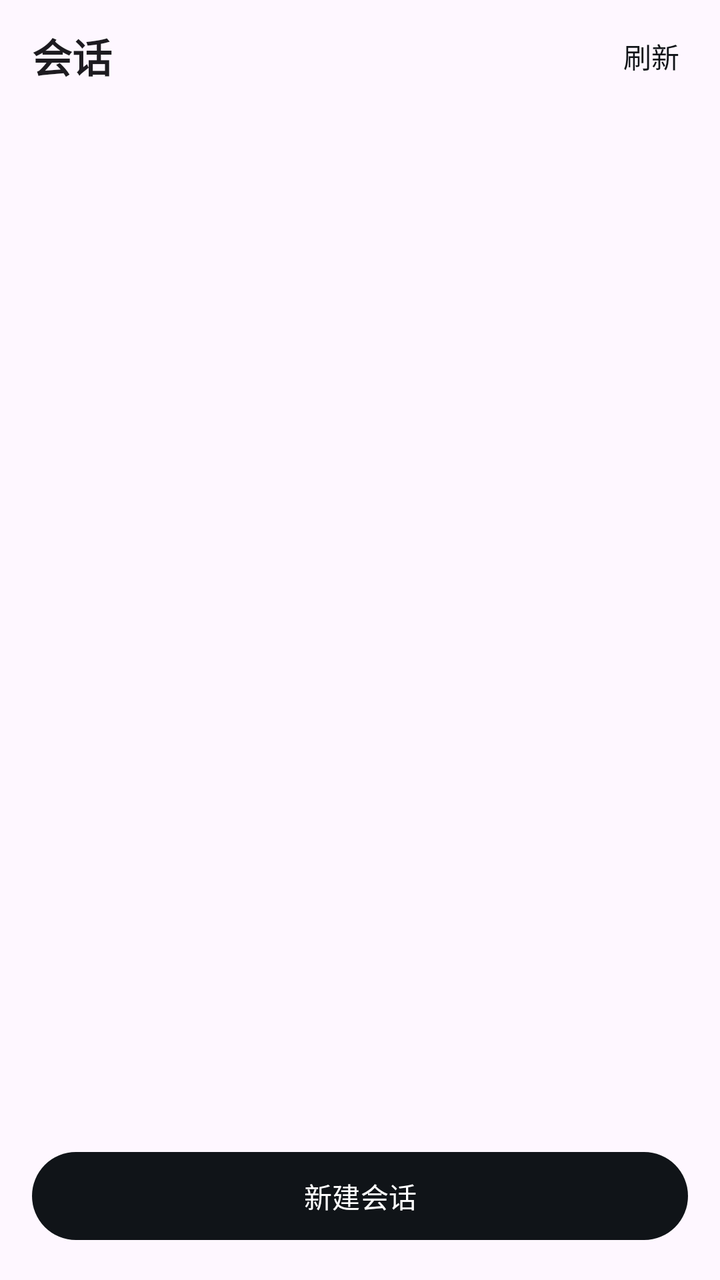
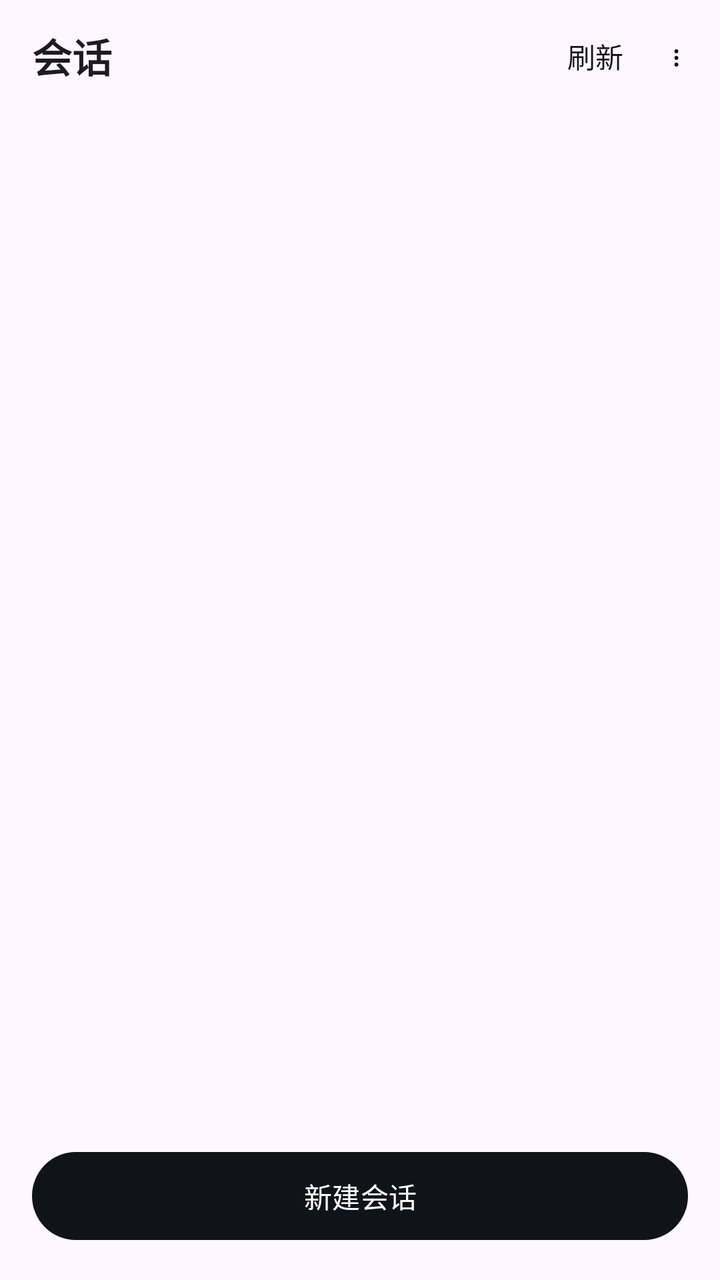

Compare the two renders of this Android layout. The source of the first and the diff that turns it into the second are given below.
<!-- AndroidManifest.xml: application theme Theme.DshPostapi -->
<!-- res/layout/activity_compat_sessions.xml -->
<?xml version="1.0" encoding="utf-8"?>
<LinearLayout xmlns:android="http://schemas.android.com/apk/res/android"
    android:layout_width="match_parent"
    android:layout_height="match_parent"
    android:orientation="vertical"
    android:background="?android:attr/colorBackground">

    
    <LinearLayout
        android:layout_width="match_parent"
        android:layout_height="56dp"
        android:orientation="horizontal"
        android:gravity="center_vertical"
        android:paddingStart="16dp"
        android:paddingEnd="8dp">

        <TextView
            android:layout_width="0dp"
            android:layout_height="wrap_content"
            android:layout_weight="1"
            android:text="@string/compat_sessions_title"
            android:textSize="20sp"
            android:textStyle="bold"
            android:textColor="?android:attr/textColorPrimary" />

        <com.google.android.material.button.MaterialButton
            android:id="@+id/refreshSessions"
            style="@style/Widget.Material3.Button.TextButton"
            android:layout_width="wrap_content"
            android:layout_height="wrap_content"
            android:minWidth="0dp"
            android:text="@string/compat_refresh" />
    </LinearLayout>

    
    <TextView
        android:id="@+id/sessionsEmpty"
        android:layout_width="match_parent"
        android:layout_height="wrap_content"
        android:paddingTop="48dp"
        android:paddingStart="24dp"
        android:paddingEnd="24dp"
        android:gravity="center"
        android:text="@string/compat_sessions_empty"
        android:textSize="14sp"
        android:lineSpacingExtra="4dp"
        android:textColor="?android:attr/textColorSecondary"
        android:visibility="gone" />

    <TextView
        android:id="@+id/sessionsError"
        android:layout_width="match_parent"
        android:layout_height="wrap_content"
        android:paddingTop="16dp"
        android:paddingStart="24dp"
        android:paddingEnd="24dp"
        android:gravity="center"
        android:textSize="13sp"
        android:textColor="?android:attr/colorAccent"
        android:visibility="gone" />

    <androidx.recyclerview.widget.RecyclerView
        android:id="@+id/sessionsList"
        android:layout_width="match_parent"
        android:layout_height="0dp"
        android:layout_weight="1"
        android:clipToPadding="false"
        android:paddingBottom="16dp" />

    
    <com.google.android.material.button.MaterialButton
        android:id="@+id/newSession"
        android:layout_width="match_parent"
        android:layout_height="52dp"
        android:layout_marginStart="16dp"
        android:layout_marginEnd="16dp"
        android:layout_marginBottom="16dp"
        android:text="@string/compat_new_session" />
</LinearLayout>
<!-- resources referenced by this layout -->
<resources>
  <string name="compat_new_session">新建会话</string>
  <string name="compat_refresh">刷新</string>
  <string name="compat_sessions_empty">还没有会话。\n点下方「新建会话」开始。</string>
  <string name="compat_sessions_title">会话</string>
  <style name="Theme.DshPostapi" parent="Theme.Material3.DayNight.NoActionBar">
          <item name="colorPrimary">@color/brand_primary</item>
          <item name="colorOnPrimary">@color/surface</item>
          <item name="android:statusBarColor">@android:color/transparent</item>
          <item name="android:navigationBarColor">@android:color/transparent</item>
          <item name="android:windowLightStatusBar" tools:targetApi="m">true</item>
          <item name="android:windowBackground">@color/surface</item>
      </style>
  <color name="brand_primary">#101418</color>
  <color name="surface">#FFFFFF</color>
</resources>

<!-- the commit's change to res/layout/activity_compat_sessions.xml (unified diff, before → after) -->
@@ -30,6 +30,16 @@
             android:layout_height="wrap_content"
             android:minWidth="0dp"
             android:text="@string/compat_refresh" />
+
+        
+        <com.google.android.material.button.MaterialButton
+            android:id="@+id/compatMoreButton"
+            style="@style/Widget.Material3.Button.TextButton"
+            android:layout_width="wrap_content"
+            android:layout_height="wrap_content"
+            android:minWidth="0dp"
+            android:contentDescription="@string/compat_menu_more"
+            android:text="⋮" />
     </LinearLayout>
 
     
<!-- resource entries referenced after the edit -->
@@ -1,5 +1,6 @@
 <!-- resources referenced by this layout -->
 <resources>
+  <string name="compat_menu_more">更多</string>
   <string name="compat_new_session">新建会话</string>
   <string name="compat_refresh">刷新</string>
   <string name="compat_sessions_empty">还没有会话。\n点下方「新建会话」开始。</string>
